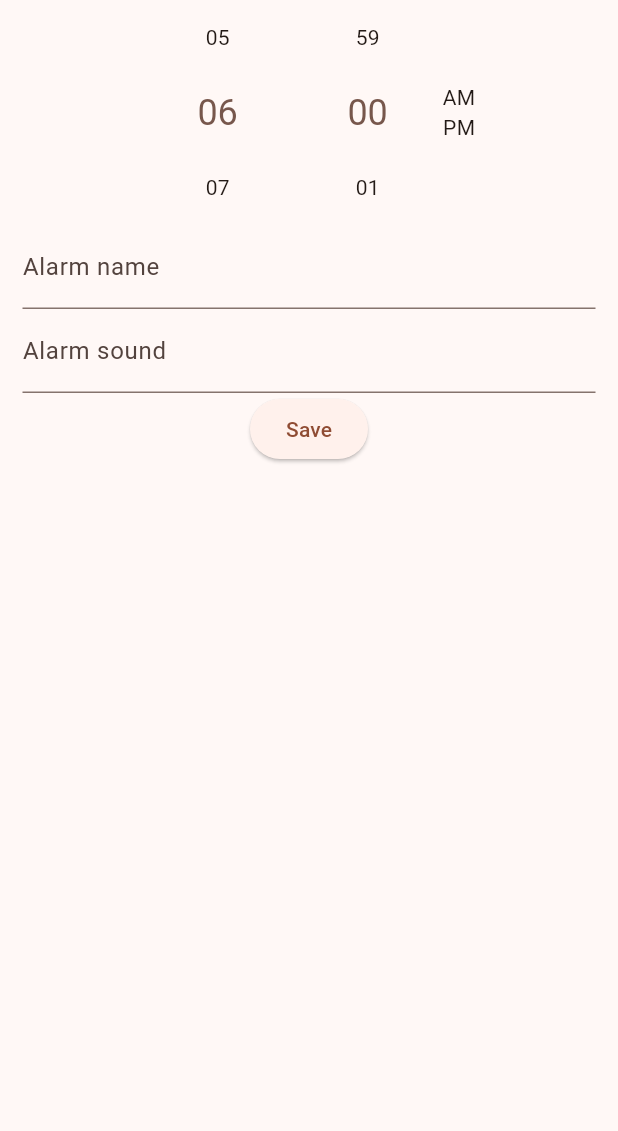
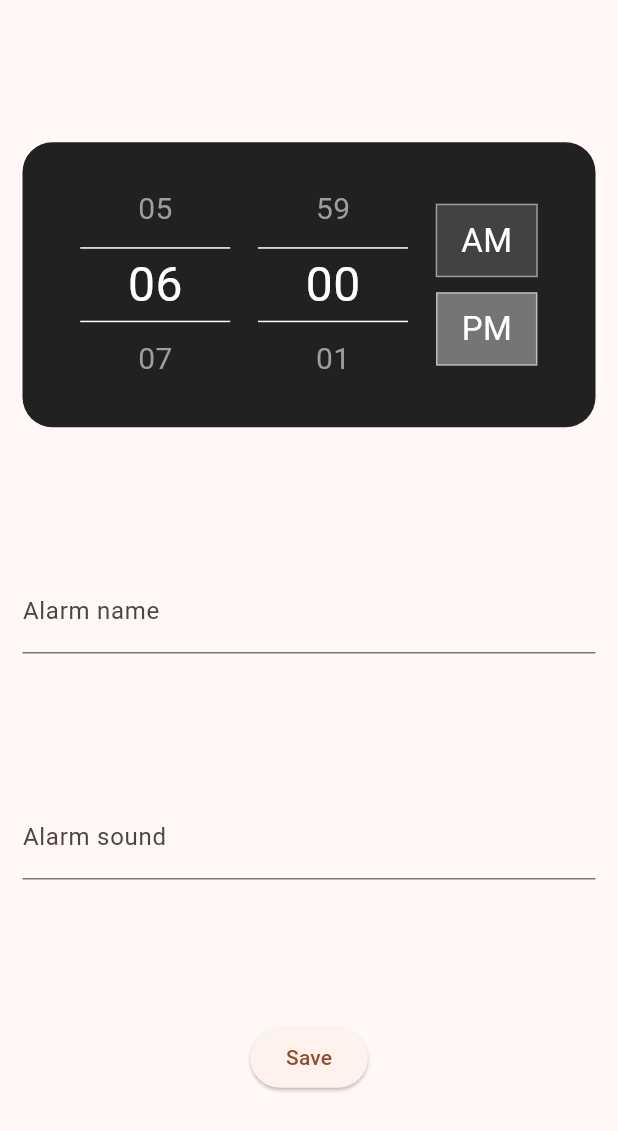
Before and after one commit to mao-rodriguez/alarm_clock, a Flutter app: the NewAlarmForm screen opened directly, on a phone screen of 412 x 824 dp. Shown: the top 1131 px of the screen. Run offline on Flutter 3.47's test engine with Material 3 defaults, Android fonts, the phone set to English and light mode, and no system bars; drawn by our look-alikes of numberpicker; missing offline and left inert: android_alarm_manager_plus.

Commit message:
New alarm form done

```diff
--- a/lib/domain/AlarmService.dart
+++ b/lib/domain/AlarmService.dart
@@ -1,4 +1,5 @@
 import 'package:alarm_clock/domain/entities/alarm.dart';
+import 'package:alarm_clock/presentation/widgets/alarmAlert.dart';
 import 'package:android_alarm_manager_plus/android_alarm_manager_plus.dart';
 import 'dart:developer' as developer;
 
@@ -11,7 +12,7 @@ class AlarmService {
     DateTime currentDateTime = DateTime.now();
     developer.log("programmed: ${currentDateTime.toString()}");
     AndroidAlarmManager.periodic(
-      const Duration(minutes: 5), // Repeat every 24 hours
+      const Duration(minutes: 2), // Repeat every 24 hours
       random, // Unique alarm ID
       _programmedTask,
       startAt: alarm.dateTime,
@@ -25,5 +26,6 @@ class AlarmService {
   static void _programmedTask() {
     DateTime currentDateTime = DateTime.now();
     developer.log("programmed: ${currentDateTime.toString()}");
+    showAlertDialog;
   }
 }
--- a/lib/presentation/screens/forms/new_alarm_form.dart
+++ b/lib/presentation/screens/forms/new_alarm_form.dart
@@ -2,6 +2,7 @@ import 'package:alarm_clock/domain/AlarmService.dart';
 import 'package:alarm_clock/domain/entities/alarm.dart';
 import 'package:alarm_clock/domain/enums/time_format.dart';
 import 'package:alarm_clock/presentation/providers/alarms_provider.dart';
+import 'package:alarm_clock/presentation/widgets/alarmAlert.dart';
 import 'package:flutter/material.dart';
 import 'dart:math';
 
@@ -35,10 +36,11 @@ class _NewAlarmFormState extends State<NewAlarmForm> {
               time: Time.copy(time));
 // TODO: Must sustract 1 from current date.
           alarmProvider.addAlarm(alarm);
-          AlarmService(alarm: alarm, random: random).periodic();
+          // AlarmService(alarm: alarm, random: random).periodic();
+          showAlertDialog(context);
           _formKey.currentState!.reset();
           _formKey.currentState!.save();
-          Navigator.pop(context);
+          // Navigator.pop(context);
         },
         child: const Text("Save"));
     return Scaffold(
@@ -48,9 +50,16 @@ class _NewAlarmFormState extends State<NewAlarmForm> {
           child: Form(
               key: _formKey,
               child: Column(
+                mainAxisAlignment: MainAxisAlignment.spaceEvenly,
                 children: <Widget>[
-                  Row(
-                    mainAxisAlignment: MainAxisAlignment.center,
+                  Container(
+                    padding: const EdgeInsets.symmetric(
+                        horizontal: 20, vertical: 20),
+                    decoration: BoxDecoration(
+                        color: Colors.black87,
+                        borderRadius: BorderRadius.circular(20)),
+                    child: Row(
+                      mainAxisAlignment: MainAxisAlignment.spaceEvenly,
                       children: <Widget>[
                         FormField(
                           builder: (FormFieldState<int> state) {
@@ -61,6 +70,14 @@ class _NewAlarmFormState extends State<NewAlarmForm> {
                               minValue: 1,
                               maxValue: 12,
                               value: time.hour,
+                              textStyle: const TextStyle(
+                                  color: Colors.grey, fontSize: 20),
+                              selectedTextStyle: const TextStyle(
+                                  color: Colors.white, fontSize: 32),
+                              decoration: const BoxDecoration(
+                                  border: Border(
+                                      top: BorderSide(color: Colors.white),
+                                      bottom: BorderSide(color: Colors.white))),
                               onChanged: (value) =>
                                   setState(() => time.hour = value),
                             );
@@ -76,6 +93,14 @@ class _NewAlarmFormState extends State<NewAlarmForm> {
                               minValue: 0,
                               maxValue: 59,
                               value: time.minute,
+                              textStyle: const TextStyle(
+                                  color: Colors.grey, fontSize: 20),
+                              selectedTextStyle: const TextStyle(
+                                  color: Colors.white, fontSize: 32),
+                              decoration: const BoxDecoration(
+                                  border: Border(
+                                      top: BorderSide(color: Colors.white),
+                                      bottom: BorderSide(color: Colors.white))),
                               onChanged: (value) =>
                                   setState(() => time.minute = value),
                             );
@@ -90,17 +115,51 @@ class _NewAlarmFormState extends State<NewAlarmForm> {
                               onTap: () {
                                 setState(() => time.timeFormat = TimeFormat.AM);
                               },
-                            child: const Text("AM"),
+                              child: Container(
+                                padding: const EdgeInsets.symmetric(
+                                    vertical: 8, horizontal: 16),
+                                decoration: BoxDecoration(
+                                    color: time.timeFormat == TimeFormat.AM
+                                        ? Colors.grey.shade800
+                                        : Colors.grey.shade600,
+                                    border: Border.all(
+                                        color: time.timeFormat == TimeFormat.AM
+                                            ? Colors.grey
+                                            : Colors.grey.shade400)),
+                                child: const Text(
+                                  "AM",
+                                  style: TextStyle(
+                                      color: Colors.white, fontSize: 22),
+                                ),
+                              ),
+                            ),
+                            const SizedBox(
+                              height: 10,
                             ),
                             GestureDetector(
                               onTap: () {
                                 setState(() => time.timeFormat = TimeFormat.PM);
                               },
-                            child: const Text("PM"),
+                              child: Container(
+                                padding: const EdgeInsets.symmetric(
+                                    vertical: 8, horizontal: 16),
+                                decoration: BoxDecoration(
+                                    color: time.timeFormat == TimeFormat.PM
+                                        ? Colors.grey.shade800
+                                        : Colors.grey.shade600,
+                                    border: Border.all(
+                                        color: time.timeFormat == TimeFormat.PM
+                                            ? Colors.grey
+                                            : Colors.grey.shade400)),
+                                child: const Text("PM",
+                                    style: TextStyle(
+                                        color: Colors.white, fontSize: 22)),
+                              ),
                             ),
                           ],
                         )
                       ],
+                    ),
                   ),
                   TextFormField(
                     controller: widget._alarmNameText,
--- /dev/null
+++ b/lib/presentation/widgets/alarmAlert.dart
@@ -0,0 +1,18 @@
+import 'package:flutter/material.dart';
+
+void showAlertDialog(BuildContext context) {
+  AlertDialog alert = AlertDialog(title: const Text("Alarm"), actions: [
+    TextButton(
+      child: const Text("OK"),
+      onPressed: () {
+        Navigator.pop(context);
+      },
+    )
+  ]);
+
+  showDialog(
+      context: context,
+      builder: (BuildContext context) {
+        return alert;
+      });
+}
```
Lines whose indentation alone changed are shown as unchanged.
